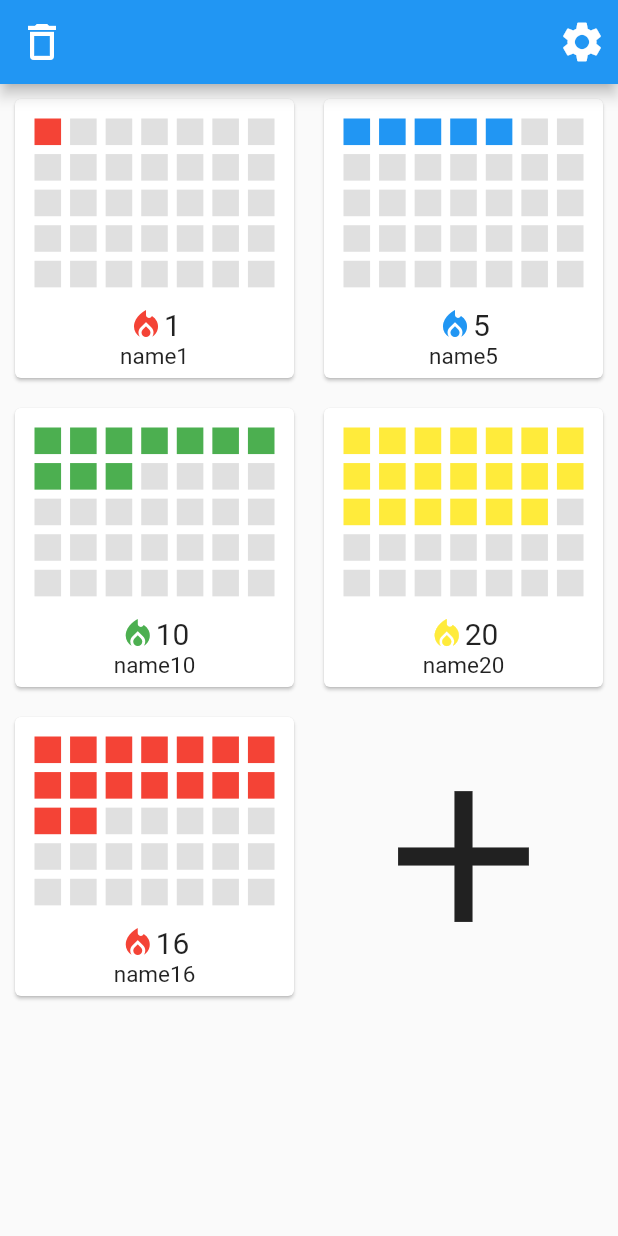
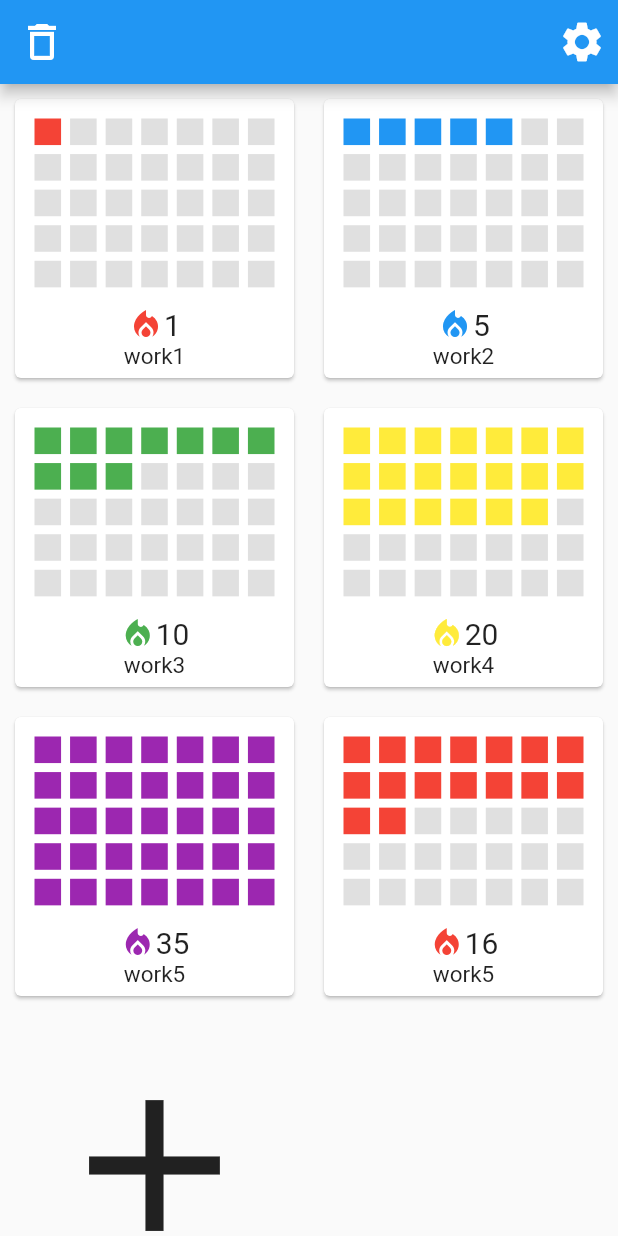
Before and after one commit to 8mamo10/Nikkalogua, a Flutter app: the screen it shows after launch, after a tap on the "add" icon, on a phone screen of 412 x 824 dp. Run offline on Flutter 3.47's test engine with Material 2 defaults, Android fonts, the phone set to English and light mode, and no system bars; our stand-ins replace sqflite; accounts and stored records are empty.

Commit message:
Add name column to data scheme

```diff
--- a/nikkalogua/lib/CardPage.dart
+++ b/nikkalogua/lib/CardPage.dart
@@ -4,7 +4,10 @@ import 'package:flutter/rendering.dart';
 class CardPage extends StatelessWidget {
   final String paramText;
 
-  CardPage({Key key, @required this.paramText}) : super(key: key);
+  CardPage({
+    Key key,
+    @required this.paramText,
+  }) : super(key: key);
 
   @override
   Widget build(BuildContext context) {
--- a/nikkalogua/lib/main.dart
+++ b/nikkalogua/lib/main.dart
@@ -29,10 +29,31 @@ class _CardListPageState extends State<CardListPage> {
   bool _showDeleteButton = false;
 
   List _dataList = [
-    {'count': 1, 'color': Colors.red},
-    {'count': 5, 'color': Colors.blue},
-    {'count': 10, 'color': Colors.green},
-    {'count': 20, 'color': Colors.yellow},
+    {
+      'name': 'work1',
+      'count': 1,
+      'color': Colors.red,
+    },
+    {
+      'name': 'work2',
+      'count': 5,
+      'color': Colors.blue,
+    },
+    {
+      'name': 'work3',
+      'count': 10,
+      'color': Colors.green,
+    },
+    {
+      'name': 'work4',
+      'count': 20,
+      'color': Colors.yellow,
+    },
+    {
+      'name': 'work5',
+      'count': 35,
+      'color': Colors.purple,
+    },
   ];
 
   List _colors = [
@@ -99,7 +120,7 @@ class _CardListPageState extends State<CardListPage> {
             context,
             MaterialPageRoute(
                 builder: (context) => CardPage(
-                      paramText: 'name' + obj['count'].toString(),
+                      paramText: obj['name'],
                     )));
       },
       child: Card(
@@ -141,7 +162,7 @@ class _CardListPageState extends State<CardListPage> {
                         ),
                       ]),
                   Text(
-                    'name' + obj['count'].toString(),
+                    obj['name'],
                     style: TextStyle(fontSize: 15),
                   ),
                 ],
@@ -184,7 +205,7 @@ class _CardListPageState extends State<CardListPage> {
     setState(() {
       var num = Random().nextInt(36);
       _dataList.add({
-        'name': num.toString(),
+        'name': 'work' + _dataList.length.toString(),
         'count': num,
         'color': _colors[Random().nextInt(_colors.length)],
       });
```
